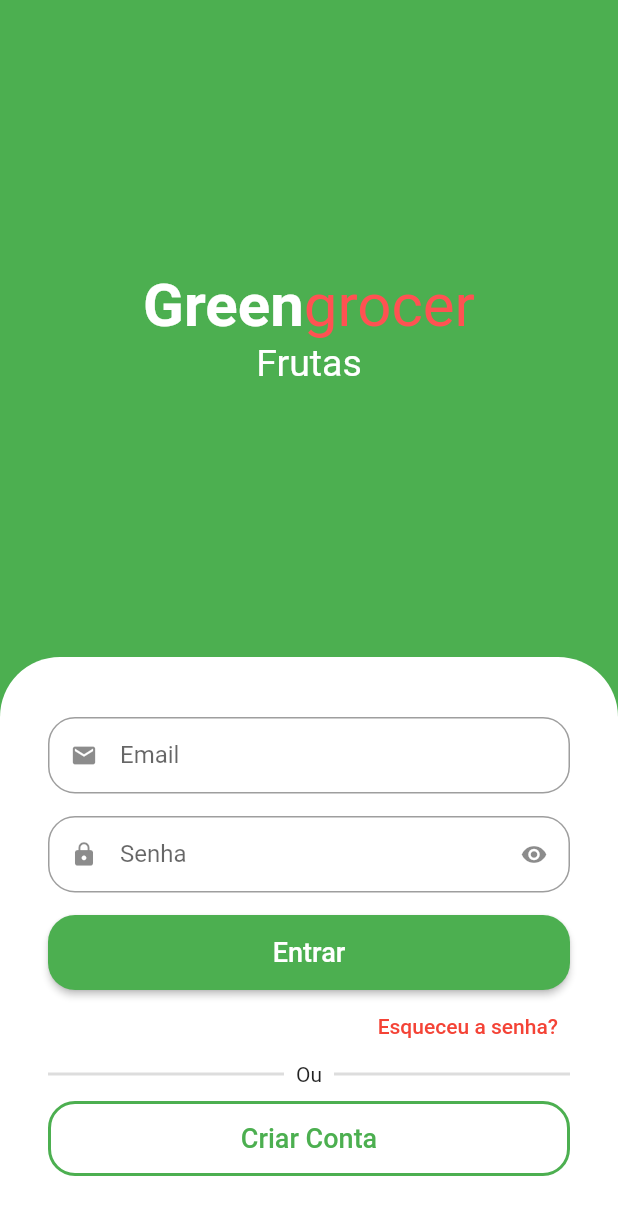
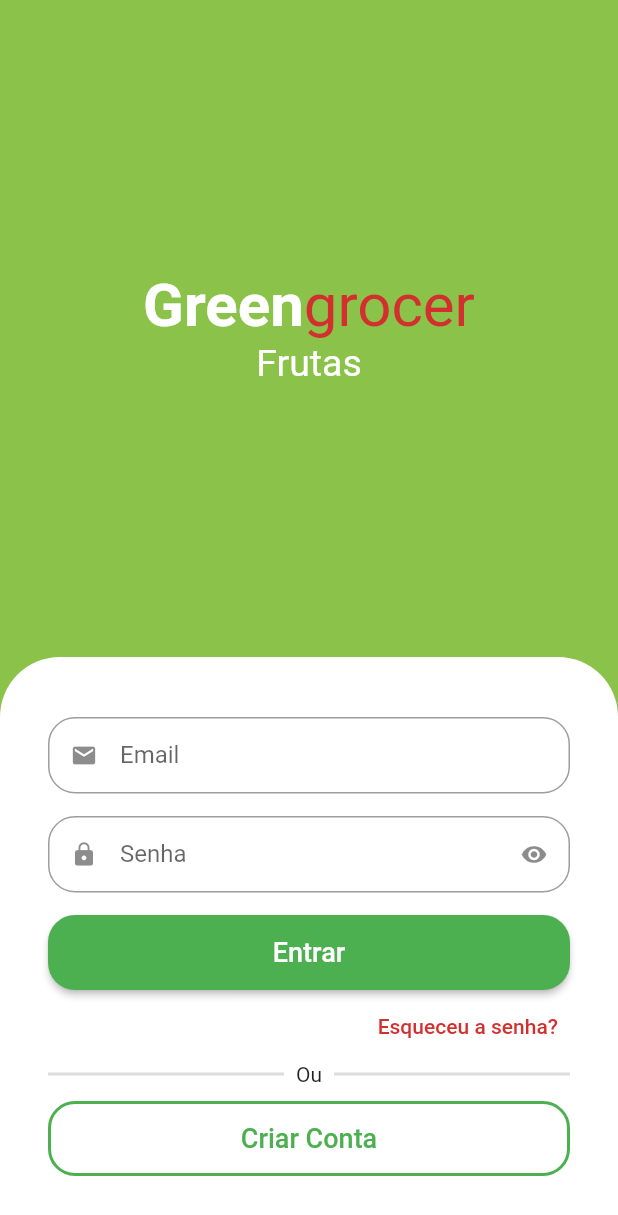
Before and after one commit to eduardotsilva/app_verdureiro, a Flutter app: the screen it shows after launch, on a phone screen of 412 x 824 dp. Shown: the top 1215 px of the screen. Run offline on Flutter 3.47's test engine with Material 2 defaults, Android fonts, the phone set to English and light mode, and no system bars; drawn by our look-alikes of animated_text_kit.

Commit message:
Criando e adicionando cores customizadas

```diff
--- a/lib/src/auth/sign_in_screen.dart
+++ b/lib/src/auth/sign_in_screen.dart
@@ -1,6 +1,8 @@
 import 'package:animated_text_kit/animated_text_kit.dart';
 import 'package:flutter/material.dart';
 import 'package:verdureiro/src/auth/components/custom_text_field.dart';
+
+import '../config/custom_colors.dart';
 
 class SignInScreen extends StatelessWidget {
   const SignInScreen({Key? key}) : super(key: key);
@@ -8,7 +10,7 @@ class SignInScreen extends StatelessWidget {
   @override
   Widget build(BuildContext context) {
     return Scaffold(
-      backgroundColor: Colors.green,
+      backgroundColor: CustomColors.customSwatchColor,
       body: Column(
         children: [
           Expanded(
@@ -16,20 +18,21 @@ class SignInScreen extends StatelessWidget {
               mainAxisAlignment: MainAxisAlignment.center,
               children: [
                 //Nome do app
-                const Text.rich(
+                Text.rich(
                   TextSpan(
-                    style: TextStyle(
+                    style: const TextStyle(
                       fontSize: 40,
                     ),
                     children: [
-                      TextSpan(
+                      const TextSpan(
                         text: 'Green',
                         style: TextStyle(
                             color: Colors.white, fontWeight: FontWeight.bold),
                       ),
                       TextSpan(
                         text: 'grocer',
-                        style: TextStyle(color: Colors.redAccent),
+                        style:
+                            TextStyle(color: CustomColors.customConstrantColor),
                       ),
                     ],
                   ),
@@ -97,9 +100,10 @@ class SignInScreen extends StatelessWidget {
                   alignment: Alignment.centerRight,
                   child: TextButton(
                     onPressed: () {},
-                    child: const Text(
+                    child: Text(
                       'Esqueceu a senha?',
-                      style: TextStyle(color: Colors.red),
+                      style:
+                          TextStyle(color: CustomColors.customConstrantColor),
                     ),
                   ),
                 ),
--- /dev/null
+++ b/lib/src/config/custom_colors.dart
@@ -0,0 +1,21 @@
+import 'package:flutter/material.dart';
+
+Map<int, Color> _swatchOpacity = {
+  50: const Color.fromRGBO(139, 195, 74, .1),
+  100: const Color.fromRGBO(139, 195, 74, .2),
+  200: const Color.fromRGBO(139, 195, 74, .3),
+  300: const Color.fromRGBO(139, 195, 74, .4),
+  400: const Color.fromRGBO(139, 195, 74, .5),
+  500: const Color.fromRGBO(139, 195, 74, .6),
+  600: const Color.fromRGBO(139, 195, 74, .7),
+  700: const Color.fromRGBO(139, 195, 74, .8),
+  800: const Color.fromRGBO(139, 195, 74, .9),
+  900: const Color.fromRGBO(139, 195, 74, 1),
+};
+
+abstract class CustomColors {
+  static Color customConstrantColor = Colors.red.shade700;
+
+  static MaterialColor customSwatchColor =
+      MaterialColor(0xFF8BC34A, _swatchOpacity);
+}
```
